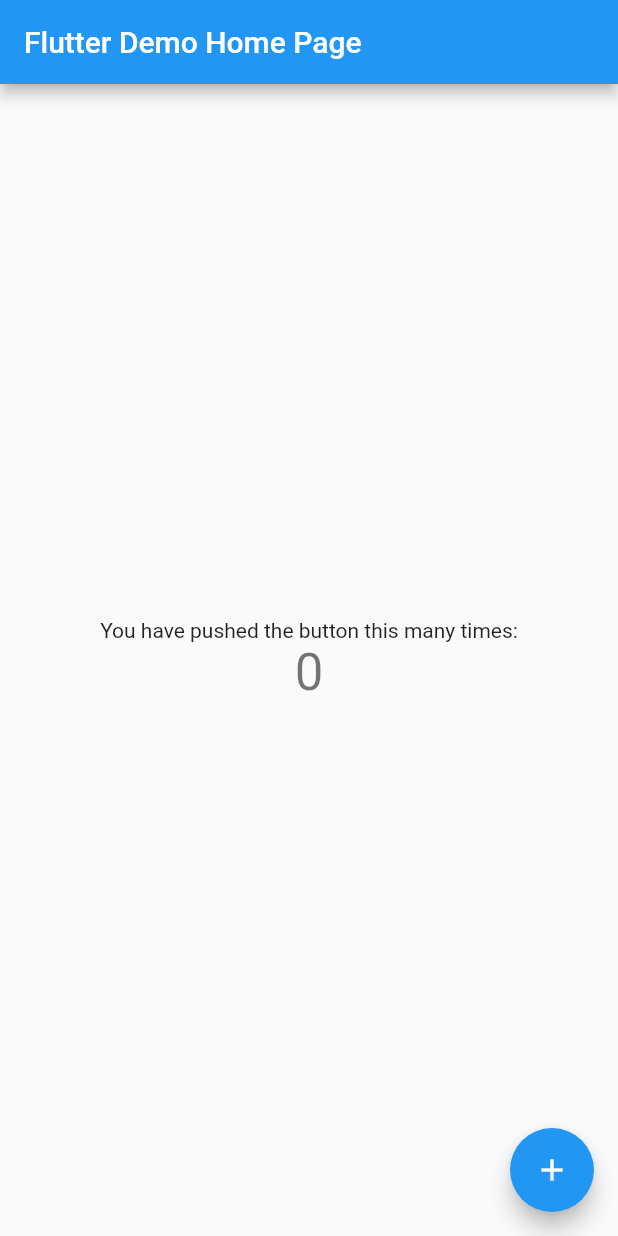
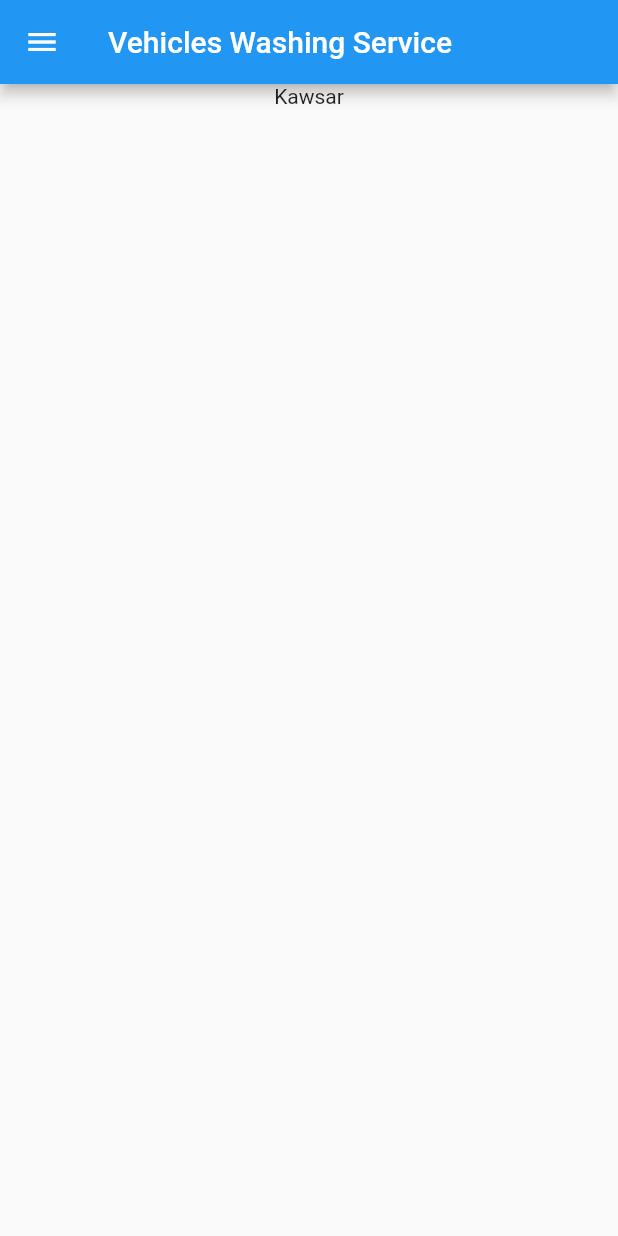
Before and after one commit to developerkawsar/carwashingserviceapp, a Flutter app: the screen it shows after launch, on a phone screen of 412 x 824 dp. Run offline on Flutter 3.47's test engine with Material 2 defaults, Android fonts, the light colour scheme and no system bars.

Commit message:
Day1 commit

```diff
--- /dev/null
+++ b/lib/Pages/home_page.dart
@@ -0,0 +1,30 @@
+import 'package:flutter/material.dart';
+
+class HomePage extends StatefulWidget {
+  const HomePage({Key? key}) : super(key: key);
+
+  @override
+  _HomePageState createState() => _HomePageState();
+}
+
+class _HomePageState extends State<HomePage> {
+  @override
+  Widget build(BuildContext context) {
+    return MaterialApp(
+      home: Scaffold(
+        appBar: AppBar(
+          title: Text("Vehicles Washing Service"),
+          foregroundColor: Colors.red,
+        ),
+        body: Center(
+          child: Column(
+            children: [
+              Text('Kawsar'),
+            ],
+          ),
+        ),
+        drawer: Drawer(),
+      ),
+    );
+  }
+}
--- a/lib/main.dart
+++ b/lib/main.dart
@@ -1,113 +1,19 @@
 import 'package:flutter/material.dart';
+import 'package:service_app_for_car/Pages/home_page.dart';
 
 void main() {
   runApp(MyApp());
 }
 
 class MyApp extends StatelessWidget {
-  // This widget is the root of your application.
+  const MyApp({Key? key}) : super(key: key);
+
   @override
   Widget build(BuildContext context) {
     return MaterialApp(
-      title: 'Flutter Demo',
-      theme: ThemeData(
-        // This is the theme of your application.
-        //
-        // Try running your application with "flutter run". You'll see the
-        // application has a blue toolbar. Then, without quitting the app, try
-        // changing the primarySwatch below to Colors.green and then invoke
-        // "hot reload" (press "r" in the console where you ran "flutter run",
-        // or simply save your changes to "hot reload" in a Flutter IDE).
-        // Notice that the counter didn't reset back to zero; the application
-        // is not restarted.
-        primarySwatch: Colors.blue,
-      ),
-      home: MyHomePage(title: 'Flutter Demo Home Page'),
+      title: "Vehicles Washing App",
+      debugShowCheckedModeBanner: false,
+      home: HomePage(),
     );
   }
 }
-
-class MyHomePage extends StatefulWidget {
-  MyHomePage({Key? key, required this.title}) : super(key: key);
-
-  // This widget is the home page of your application. It is stateful, meaning
-  // that it has a State object (defined below) that contains fields that affect
-  // how it looks.
-
-  // This class is the configuration for the state. It holds the values (in this
-  // case the title) provided by the parent (in this case the App widget) and
-  // used by the build method of the State. Fields in a Widget subclass are
-  // always marked "final".
-
-  final String title;
-
-  @override
-  _MyHomePageState createState() => _MyHomePageState();
-}
-
-class _MyHomePageState extends State<MyHomePage> {
-  int _counter = 0;
-
-  void _incrementCounter() {
-    setState(() {
-      // This call to setState tells the Flutter framework that something has
-      // changed in this State, which causes it to rerun the build method below
-      // so that the display can reflect the updated values. If we changed
-      // _counter without calling setState(), then the build method would not be
-      // called again, and so nothing would appear to happen.
-      _counter++;
-    });
-  }
-
-  @override
-  Widget build(BuildContext context) {
-    // This method is rerun every time setState is called, for instance as done
-    // by the _incrementCounter method above.
-    //
-    // The Flutter framework has been optimized to make rerunning build methods
-    // fast, so that you can just rebuild anything that needs updating rather
-    // than having to individually change instances of widgets.
-    return Scaffold(
-      appBar: AppBar(
-        // Here we take the value from the MyHomePage object that was created by
-        // the App.build method, and use it to set our appbar title.
-        title: Text(widget.title),
-      ),
-      body: Center(
-        // Center is a layout widget. It takes a single child and positions it
-        // in the middle of the parent.
-        child: Column(
-          // Column is also a layout widget. It takes a list of children and
-          // arranges them vertically. By default, it sizes itself to fit its
-          // children horizontally, and tries to be as tall as its parent.
-          //
-          // Invoke "debug painting" (press "p" in the console, choose the
-          // "Toggle Debug Paint" action from the Flutter Inspector in Android
-          // Studio, or the "Toggle Debug Paint" command in Visual Studio Code)
-          // to see the wireframe for each widget.
-          //
-          // Column has various properties to control how it sizes itself and
-          // how it positions its children. Here we use mainAxisAlignment to
-          // center the children vertically; the main axis here is the vertical
-          // axis because Columns are vertical (the cross axis would be
-          // horizontal).
-          mainAxisAlignment: MainAxisAlignment.center,
-          children: <Widget>[
-            Text(
-              'You have pushed the button this many times:',
-            ),
-            Text(
-              '$_counter',
-              style: Theme.of(context).textTheme.headline4,
-            ),
-          ],
-        ),
-      ),
-      floatingActionButton: FloatingActionButton(
-        onPressed: _incrementCounter,
-        tooltip: 'Increment',
-        child: Icon(Icons.add),
-      ), // This trailing comma makes auto-formatting nicer for build methods.
-    );
-  }
-}
```
Also changed, not shown: lib/Pages/signup_login_page.dart (added).
